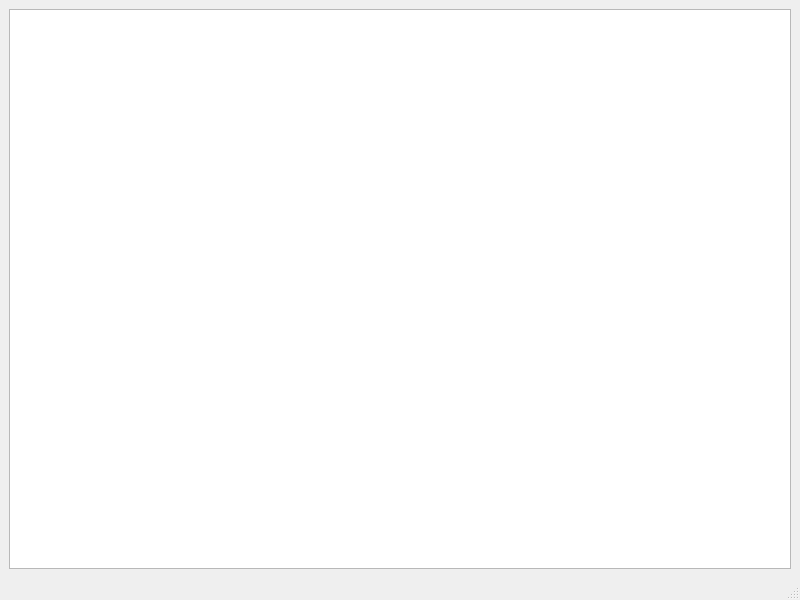
Above: mainwindow.ui from fastudio4/tree before the change. Below: the same form after it.
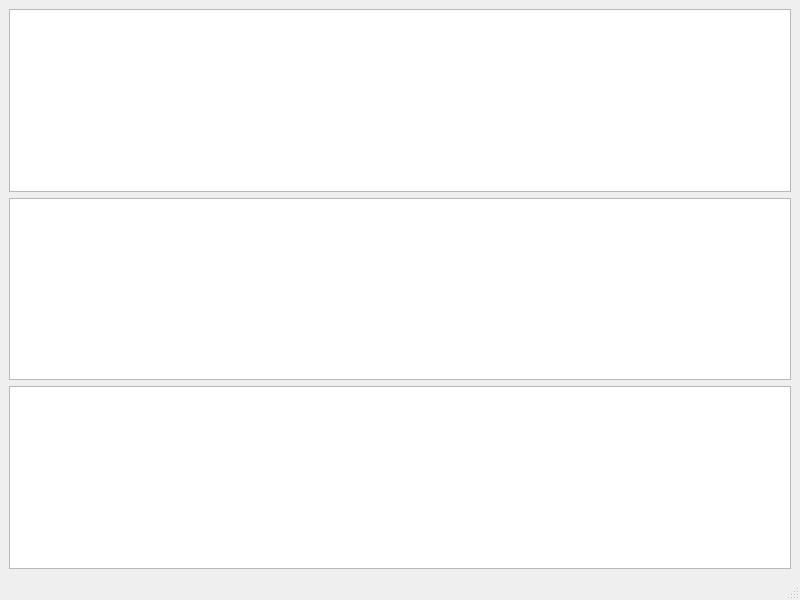
That is the form after the change.

```diff
--- a/mainwindow.ui
+++ b/mainwindow.ui
@@ -18,6 +18,12 @@
     <item>
      <widget class="QTreeView" name="treeView"/>
     </item>
+    <item>
+     <widget class="QColumnView" name="columnView"/>
+    </item>
+    <item>
+     <widget class="QTableView" name="tableView"/>
+    </item>
    </layout>
   </widget>
   <widget class="QMenuBar" name="menubar">
```
Left out of the diff: 2 changed lines with no effect on the pictures.
